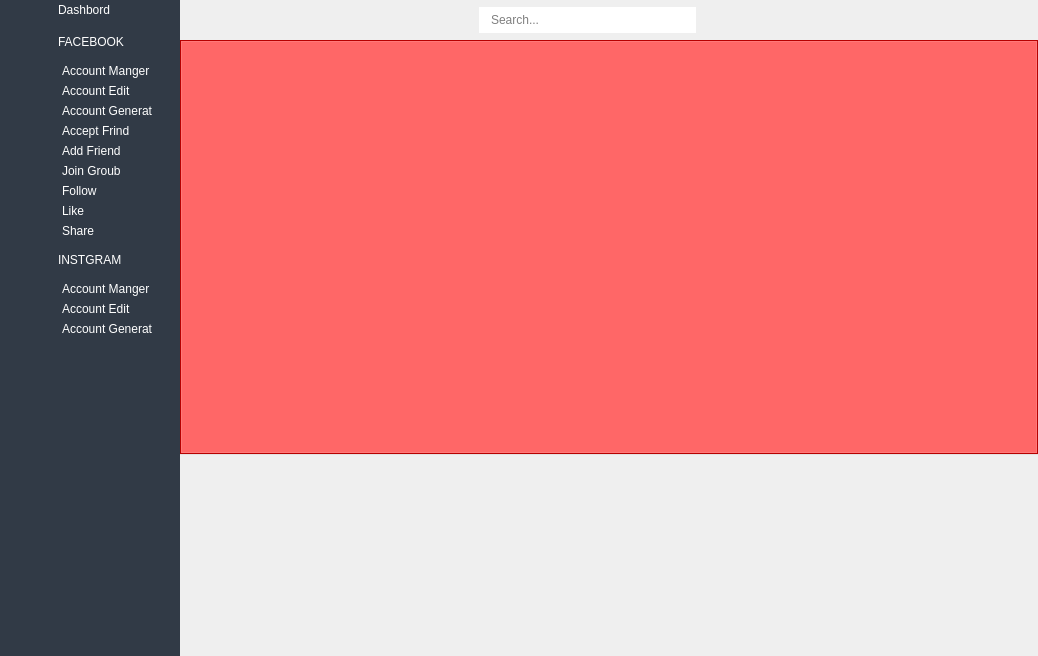
This is ui/main.ui in kreemkhaled112/GUI as Qt 5 draws it before an edit. The edited form follows.
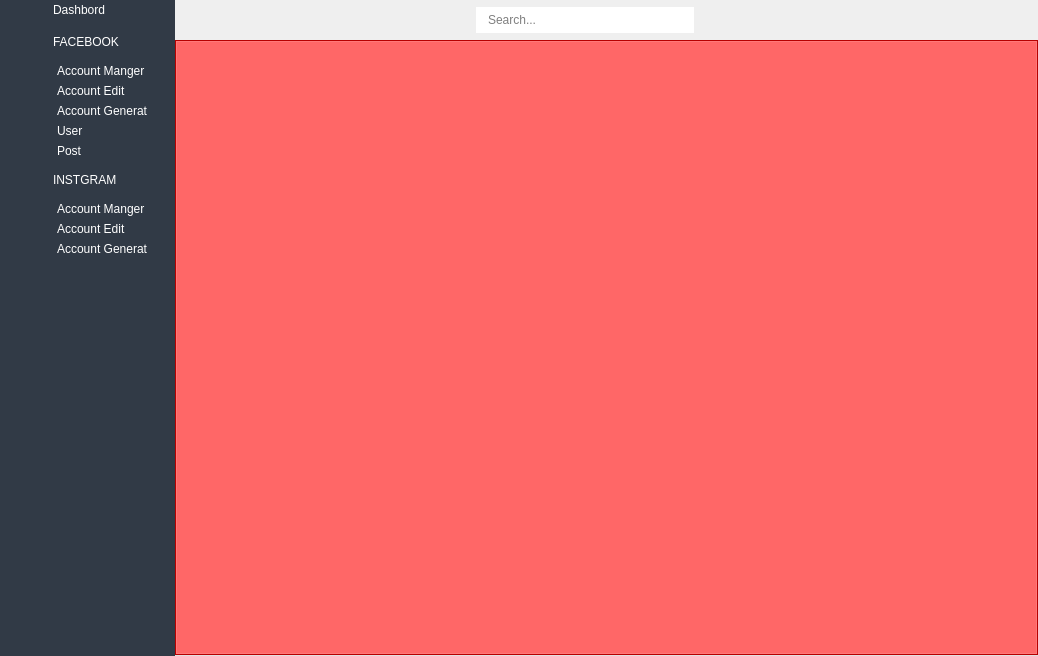
This is the edited form. Icons and pictures are not drawn.

```diff
--- a/ui/main.ui
+++ b/ui/main.ui
@@ -415,42 +415,14 @@
            <item>
             <widget class="QPushButton" name="Accept_Friend">
              <property name="text">
-              <string>Accept Frind</string>
+              <string>User</string>
              </property>
             </widget>
            </item>
            <item>
             <widget class="QPushButton" name="Add_Friend">
              <property name="text">
-              <string>Add Friend</string>
-             </property>
-            </widget>
-           </item>
-           <item>
-            <widget class="QPushButton" name="Join_Groub">
-             <property name="text">
-              <string>Join Groub</string>
-             </property>
-            </widget>
-           </item>
-           <item>
-            <widget class="QPushButton" name="Follow_face">
-             <property name="text">
-              <string>Follow</string>
-             </property>
-            </widget>
-           </item>
-           <item>
-            <widget class="QPushButton" name="Like_face">
-             <property name="text">
-              <string>Like</string>
-             </property>
-            </widget>
-           </item>
-           <item>
-            <widget class="QPushButton" name="Share">
-             <property name="text">
-              <string>Share</string>
+              <string>Post</string>
              </property>
             </widget>
            </item>
@@ -613,29 +585,13 @@
        <property name="bottomMargin">
         <number>0</number>
        </property>
-       <property name="spacing">
+       <property name="horizontalSpacing">
+        <number>3</number>
+       </property>
+       <property name="verticalSpacing">
         <number>0</number>
        </property>
        <item row="0" column="0">
-        <widget class="QSplitter" name="splitter">
-         <property name="minimumSize">
-          <size>
-           <width>0</width>
-           <height>0</height>
-          </size>
-         </property>
-         <property name="maximumSize">
-          <size>
-           <width>16777215</width>
-           <height>16777215</height>
-          </size>
-         </property>
-         <property name="orientation">
-          <enum>Qt::Vertical</enum>
-         </property>
-         <property name="handleWidth">
-          <number>1</number>
-         </property>
          <widget class="QWidget" name="widget_4" native="true">
           <layout class="QGridLayout" name="gridLayout">
            <property name="leftMargin">
@@ -806,27 +762,6 @@
             </widget>
            </item>
           </layout>
-         </widget>
-         <widget class="QWidget" name="widget_information" native="true">
-          <property name="minimumSize">
-           <size>
-            <width>0</width>
-            <height>30</height>
-           </size>
-          </property>
-          <property name="maximumSize">
-           <size>
-            <width>16777215</width>
-            <height>200</height>
-           </size>
-          </property>
-          <property name="tabletTracking">
-           <bool>false</bool>
-          </property>
-          <property name="acceptDrops">
-           <bool>false</bool>
-          </property>
-         </widget>
         </widget>
        </item>
       </layout>
```
Left out of the diff: 28 changed lines with no effect on the pictures. Lines whose indentation alone changed are shown as unchanged.
